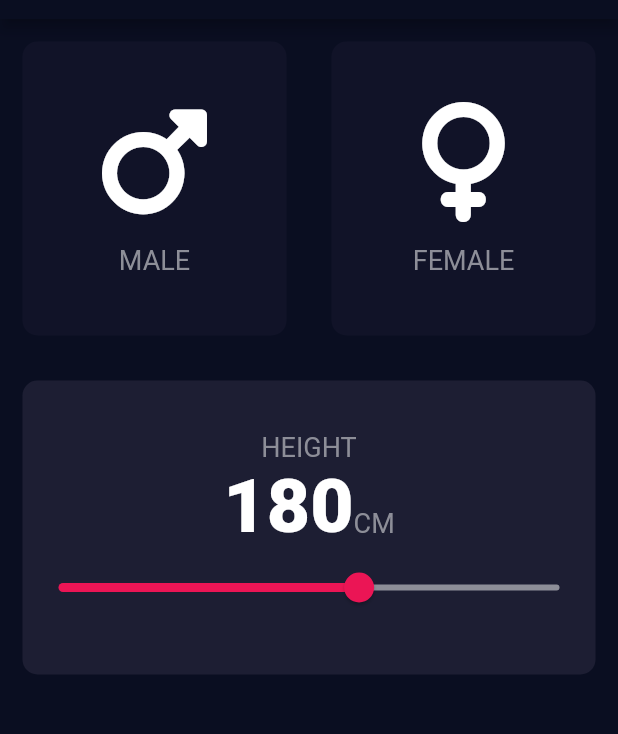
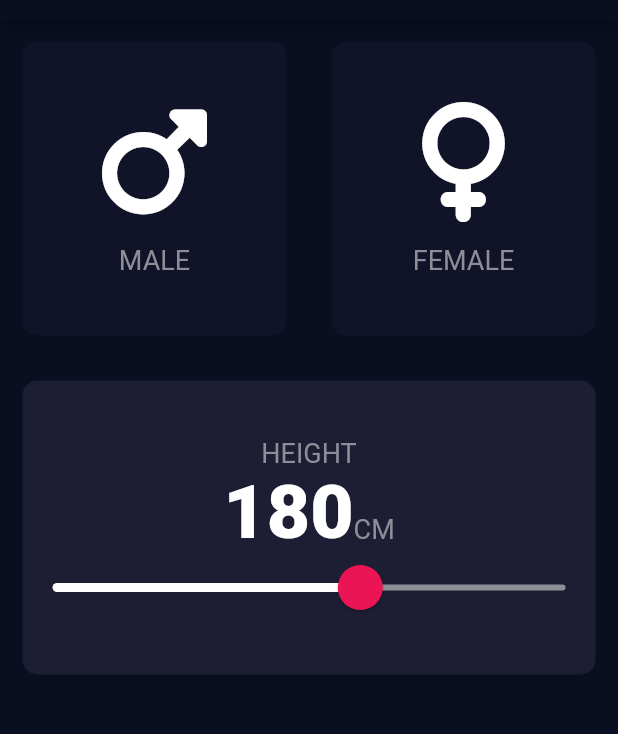
Before and after one commit to narmuni123/bmi_calculator, a Flutter app: the screen it shows after launch, on a phone screen of 412 x 824 dp, the part 65-799 px from its top. Run offline on Flutter 3.47's test engine with Material 2 defaults, Android fonts, the phone set to English and light mode, and no system bars; our stand-ins replace font_awesome_flutter.

Commit message:
added theme data in slider

```diff
--- a/lib/main.dart
+++ b/lib/main.dart
@@ -14,14 +14,9 @@ class MyApp extends StatelessWidget {
     return MaterialApp(
       debugShowCheckedModeBanner: false,
       title: 'BMI Calculator',
-      theme: ThemeData(
-        primaryColor: ColorConstant.kPrimaryAppColor,
-        scaffoldBackgroundColor: ColorConstant.kScaffoldBackGroundColor,
-        textTheme: const TextTheme(
-          bodyText1: TextStyle(
-            color: Colors.white,
-          ),
-        ),
+      theme: ThemeData.dark().copyWith(
+        primaryColor: const Color(0xFF0A0E21),
+        scaffoldBackgroundColor: const Color(0xFF0A0E21),
       ),
       home: const InputScreen(),
     );
--- a/lib/screens/input_screen.dart
+++ b/lib/screens/input_screen.dart
@@ -91,17 +91,25 @@ class _InputScreenState extends State<InputScreen> {
                         )
                       ],
                     ),
-                    Slider(
+                    SliderTheme(
+                      data: SliderTheme.of(context).copyWith(
+                        inactiveTrackColor: const Color(0xFF8D8E98),
+                        activeTrackColor: Colors.white,
+                        thumbColor: const Color(0xFFEB1555),
+                        overlayColor: const Color(0x15EB1555),
+                        thumbShape: const RoundSliderThumbShape(enabledThumbRadius: 15.0),
+                        overlayShape: const RoundSliderOverlayShape(overlayRadius: 20),
+                      ),
+                      child: Slider(
                         value: height.toDouble(),
                         min: 120.0,
                         max: 220.0,
-                      activeColor: const Color(0xFFEB1555),
-                      inactiveColor: const Color(0xFF8D8E98),
                         onChanged: (value){
                           setState(() {
                             height = value.round();
                           });
                         },
+                      ),
                     ),
                   ],
                 ),
```
Lines whose indentation alone changed are shown as unchanged.
